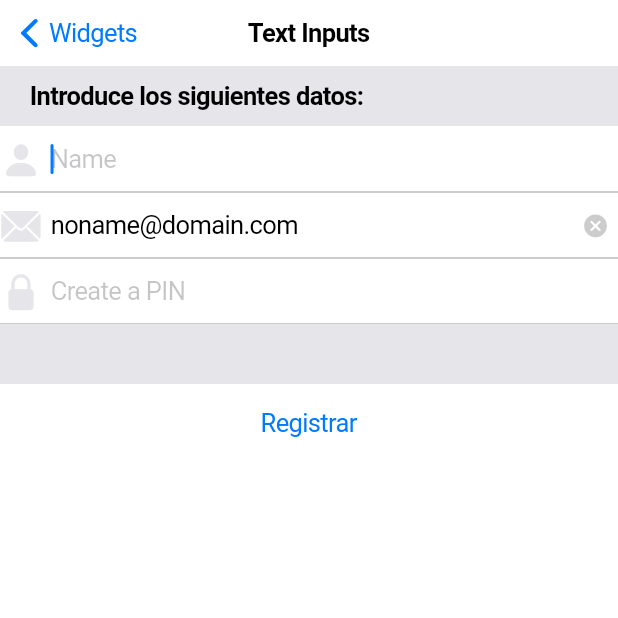
After one commit to jafrancov/flutter_widgets_explorer, a Flutter app: the TextInputScreen screen opened directly, on a phone screen of 412 x 824 dp, the top half of it. The commit adds this screen. Run offline on Flutter 3.47's test engine with Material 2 defaults, Android fonts, the phone set to English and light mode, and no system bars; network calls fail.

Commit message:
Part 2 completa

```diff
--- /dev/null
+++ b/lib/src/screens/text_input_screen.dart
@@ -0,0 +1,135 @@
+import 'package:flutter/cupertino.dart';
+
+class TextInputScreen extends StatefulWidget {
+  @override
+  _TextInputScreenState createState() => _TextInputScreenState();
+}
+
+class _TextInputScreenState extends State<TextInputScreen> {
+  TextEditingController _txtMail;
+  String _name;
+
+  @override
+  void initState() {
+    super.initState();
+    _txtMail = TextEditingController(text: 'noname@domain.com');
+  }
+
+  @override
+  void dispose() {
+    _txtMail.dispose();
+    super.dispose();
+  }
+
+  @override
+  Widget build(BuildContext context) {
+    return CupertinoPageScaffold(
+      navigationBar: CupertinoNavigationBar(
+        middle: Text('Text Inputs'),
+        previousPageTitle: 'Widgets',
+      ),
+      child: ListView(
+        children: <Widget>[
+          Container(
+            height: 40.0,
+            color: CupertinoColors.lightBackgroundGray,
+            alignment: Alignment.centerLeft,
+            padding: EdgeInsets.symmetric(horizontal: 20.0),
+            child: Text(
+              'Introduce los siguientes datos:',
+              style: CupertinoTheme.of(context).textTheme.navTitleTextStyle,
+            ),
+          ),
+          CupertinoTextField(
+            prefix: Icon(
+              CupertinoIcons.person_solid,
+              color: CupertinoColors.lightBackgroundGray,
+              size: 28.0,
+            ),
+            padding: EdgeInsets.symmetric(horizontal: 6.0, vertical: 12.0),
+            clearButtonMode: OverlayVisibilityMode.editing,
+            textCapitalization: TextCapitalization.words,
+            autocorrect: false,
+            decoration: BoxDecoration(
+              border: Border(
+                  bottom: BorderSide(
+                      width: 0.0, color: CupertinoColors.inactiveGray)),
+            ),
+            placeholder: 'Name',
+            autofocus: true,
+            onEditingComplete: () => print('onEditing Complete:'),
+            onSubmitted: (value) {
+              setState(() {
+                _name = value;
+              });
+            },
+          ),
+          CupertinoTextField(
+            controller: _txtMail,
+            prefix: Icon(
+              CupertinoIcons.mail_solid,
+              color: CupertinoColors.lightBackgroundGray,
+              size: 28.0,
+            ),
+            padding: EdgeInsets.symmetric(horizontal: 6.0, vertical: 12.0),
+            clearButtonMode: OverlayVisibilityMode.editing,
+            keyboardType: TextInputType.emailAddress,
+            autocorrect: false,
+            decoration: BoxDecoration(
+              border: Border(
+                  bottom: BorderSide(
+                      width: 0.0, color: CupertinoColors.inactiveGray)),
+            ),
+            placeholder: 'Email',
+          ),
+          CupertinoTextField(
+            prefix: Icon(
+              CupertinoIcons.padlock_solid,
+              color: CupertinoColors.lightBackgroundGray,
+              size: 28.0,
+            ),
+            padding: EdgeInsets.symmetric(horizontal: 6.0, vertical: 12.0),
+            clearButtonMode: OverlayVisibilityMode.editing,
+            keyboardType: TextInputType.number,
+            autocorrect: false,
+            obscureText: true,
+            decoration: BoxDecoration(
+              border: Border(
+                  bottom: BorderSide(
+                      width: 0.0, color: CupertinoColors.inactiveGray)),
+            ),
+            placeholder: 'Create a PIN',
+          ),
+          Container(
+            height: 40.0,
+            color: CupertinoColors.lightBackgroundGray,
+            alignment: Alignment.centerLeft,
+            padding: EdgeInsets.symmetric(horizontal: 40.0),
+          ),
+          CupertinoButton(
+            child: Text('Registrar'),
+            onPressed: () => _showDialog(context),
+          )
+        ],
+      ),
+    );
+  }
+
+  void _showDialog(BuildContext context) {
+    showCupertinoDialog(
+        context: context,
+        builder: (context) {
+          return CupertinoAlertDialog(
+            title: Text('Saludo'),
+            content: Text('Hola! $_name se envio al correo ${_txtMail.text}'),
+            actions: <Widget>[
+              CupertinoDialogAction(
+                child: Text('Ok'),
+                isDefaultAction: true,
+                onPressed: () => Navigator.pop(context),
+              ),
+            ],
+          );
+        });
+  }
+}
--- a/pubspec.yaml
+++ b/pubspec.yaml
@@ -28,6 +28,7 @@ dependencies:
   # The following adds the Cupertino Icons font to your application.
   # Use with the CupertinoIcons class for iOS style icons.
   cupertino_icons: ^0.1.3
+  intl: ^0.16.1
 
 dev_dependencies:
   flutter_test:
```
Also changed, not shown: lib/src/routes/routes.dart (+9 -1 lines), lib/src/screens/picker_screen.dart (added, +204 -0 lines), lib/src/screens/segmented_screen.dart (added, +83 -0 lines), lib/src/screens/slider_screen.dart (added, +73 -0 lines), lib/src/screens/widgets_screen.dart (+13 -5 lines), pubspec.lock.
